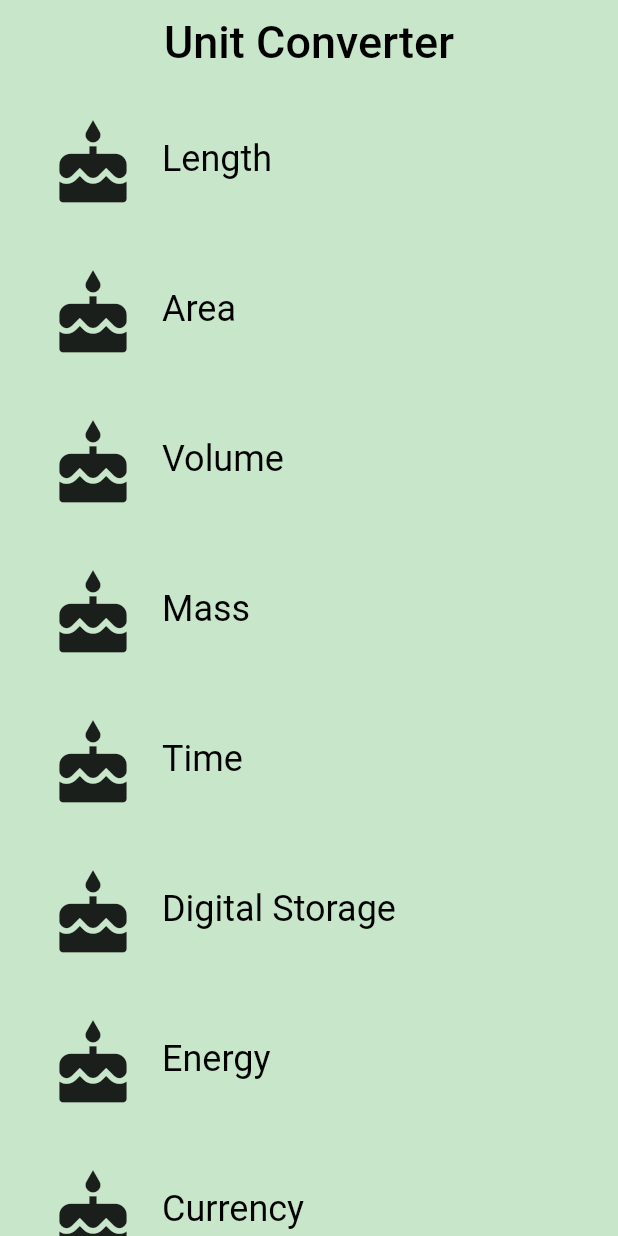
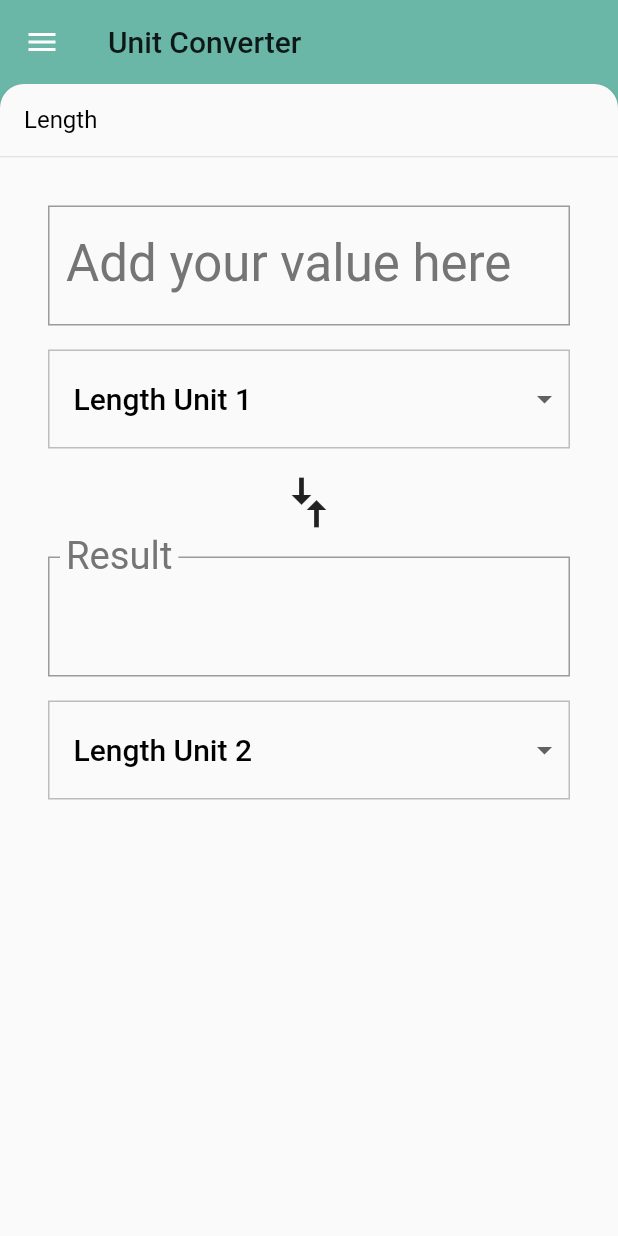
Before and after one commit to blandygbc/unit_converter_app_udacity, a Flutter app: the screen it shows after launch, on a phone screen of 412 x 824 dp. Run offline on Flutter 3.47's test engine with Material 2 defaults, Android fonts, the phone set to English and light mode, and no system bars.

Commit message:
Finished task 07

```diff
--- a/lib/models/category.dart
+++ b/lib/models/category.dart
@@ -1,11 +1,7 @@
 import 'package:flutter/material.dart';
 import 'package:unit_converter_app_udacity/models/unit.dart';
-import 'package:unit_converter_app_udacity/views/converter_screen.dart';
 
-class Category extends StatelessWidget {
-  static const _rowHeight = 100.0;
-  static const _iconSize = 60.0;
-  final _borderRadius = BorderRadius.circular(_rowHeight / 2);
+class Category {
   final IconData categoryIcon;
   final ColorSwatch categoryColor;
   final String categoryName;
@@ -17,65 +13,5 @@ class Category extends StatelessWidget {
     required this.categoryColor,
     required this.categoryName,
     required this.unitList,
-  }) : super(key: key);
-
-  /// Navigates to the [ConverterRoute].
-  void _navigateToConverter(BuildContext context) {
-    Navigator.of(context).push(MaterialPageRoute<void>(
-      builder: (BuildContext context) {
-        return Scaffold(
-          appBar: AppBar(
-            title: Text(
-              categoryName,
-              style: Theme.of(context).textTheme.headline4,
-            ),
-            centerTitle: true,
-            backgroundColor: categoryColor,
-          ),
-          resizeToAvoidBottomInset: false,
-          body: ConverterScreen(
-            color: categoryColor,
-            units: unitList,
-          ),
-        );
-      },
-    ));
-  }
-
-  @override
-  Widget build(BuildContext context) {
-    return Material(
-      color: Colors.transparent,
-      child: SizedBox(
-        height: _rowHeight,
-        child: InkWell(
-          borderRadius: _borderRadius,
-          highlightColor: categoryColor['highlight'],
-          splashColor: categoryColor['splashColor'],
-          onTap: () => _navigateToConverter(context),
-          child: Padding(
-            padding: const EdgeInsets.all(8.0),
-            child: Row(
-              crossAxisAlignment: CrossAxisAlignment.stretch,
-              children: [
-                Padding(
-                  padding: const EdgeInsets.all(16.0),
-                  child: Icon(
-                    categoryIcon,
-                    size: _iconSize,
-                  ),
-                ),
-                Center(
-                    child: Text(
-                  categoryName,
-                  textAlign: TextAlign.center,
-                  style: Theme.of(context).textTheme.headline5,
-                )),
-              ],
-            ),
-          ),
-        ),
-      ),
-    );
-  }
+  });
 }
--- /dev/null
+++ b/lib/views/backdrop.dart
@@ -0,0 +1,263 @@
+import 'dart:math' as math;
+
+import 'package:flutter/material.dart';
+import 'package:unit_converter_app_udacity/models/category.dart';
+
+const double _kFlingVelocity = 2.0;
+
+class _BackdropPanel extends StatelessWidget {
+  const _BackdropPanel({
+    Key? key,
+    this.onTap,
+    this.onVerticalDragUpdate,
+    this.onVerticalDragEnd,
+    this.title,
+    this.child,
+  }) : super(key: key);
+
+  final VoidCallback? onTap;
+  final GestureDragUpdateCallback? onVerticalDragUpdate;
+  final GestureDragEndCallback? onVerticalDragEnd;
+  final Widget? title;
+  final Widget? child;
+
+  @override
+  Widget build(BuildContext context) {
+    return Material(
+      elevation: 2.0,
+      borderRadius: const BorderRadius.only(
+        topLeft: Radius.circular(16.0),
+        topRight: Radius.circular(16.0),
+      ),
+      child: Column(
+        crossAxisAlignment: CrossAxisAlignment.stretch,
+        children: <Widget>[
+          GestureDetector(
+            behavior: HitTestBehavior.opaque,
+            onVerticalDragUpdate: onVerticalDragUpdate,
+            onVerticalDragEnd: onVerticalDragEnd,
+            onTap: onTap,
+            child: Container(
+              height: 48.0,
+              padding: const EdgeInsetsDirectional.only(start: 16.0),
+              alignment: AlignmentDirectional.centerStart,
+              child: DefaultTextStyle(
+                style: Theme.of(context).textTheme.subtitle1!,
+                child: title!,
+              ),
+            ),
+          ),
+          const Divider(
+            height: 1.0,
+          ),
+          Expanded(
+            child: child!,
+          ),
+        ],
+      ),
+    );
+  }
+}
+
+class _BackdropTitle extends AnimatedWidget {
+  final Widget? frontTitle;
+  final Widget? backTitle;
+
+  const _BackdropTitle({
+    Key? key,
+    required Listenable listenable,
+    this.frontTitle,
+    this.backTitle,
+  }) : super(key: key, listenable: listenable);
+
+  @override
+  Widget build(BuildContext context) {
+    final Animation<double> animation = listenable as Animation<double>;
+    return DefaultTextStyle(
+      style: Theme.of(context).primaryTextTheme.headline6!,
+      softWrap: false,
+      overflow: TextOverflow.ellipsis,
+      // Here, we do a custom cross fade between backTitle and frontTitle.
+      // This makes a smooth animation between the two texts.
+      child: Stack(
+        children: <Widget>[
+          Opacity(
+            opacity: CurvedAnimation(
+              parent: ReverseAnimation(animation),
+              curve: const Interval(0.5, 1.0),
+            ).value,
+            child: backTitle,
+          ),
+          Opacity(
+            opacity: CurvedAnimation(
+              parent: animation,
+              curve: const Interval(0.5, 1.0),
+            ).value,
+            child: frontTitle,
+          ),
+        ],
+      ),
+    );
+  }
+}
+
+class Backdrop extends StatefulWidget {
+  final Category currentCategory;
+  final Widget frontPanel;
+  final Widget backPanel;
+  final Widget frontTitle;
+  final Widget backTitle;
+
+  const Backdrop({
+    required this.currentCategory,
+    required this.frontPanel,
+    required this.backPanel,
+    required this.frontTitle,
+    required this.backTitle,
+    Key? key,
+  }) : super(key: key);
+
+  @override
+  _BackdropState createState() => _BackdropState();
+}
+
+class _BackdropState extends State<Backdrop>
+    with SingleTickerProviderStateMixin {
+  final GlobalKey _backdropKey = GlobalKey(debugLabel: 'Backdrop');
+  late AnimationController _controller;
+
+  @override
+  void initState() {
+    super.initState();
+    _controller = AnimationController(
+      duration: const Duration(milliseconds: 300),
+      value: 1.0,
+      vsync: this,
+    );
+  }
+
+  @override
+  void didUpdateWidget(Backdrop old) {
+    super.didUpdateWidget(old);
+    if (widget.currentCategory != old.currentCategory) {
+      setState(() {
+        _controller.fling(
+            velocity:
+                _backdropPanelVisible ? -_kFlingVelocity : _kFlingVelocity);
+      });
+    } else if (!_backdropPanelVisible) {
+      setState(() {
+        _controller.fling(velocity: _kFlingVelocity);
+      });
+    }
+  }
+
+  @override
+  void dispose() {
+    _controller.dispose();
+    super.dispose();
+  }
+
+  bool get _backdropPanelVisible {
+    final AnimationStatus status = _controller.status;
+    return status == AnimationStatus.completed ||
+        status == AnimationStatus.forward;
+  }
+
+  void _toggleBackdropPanelVisibility() {
+    FocusScope.of(context).requestFocus(FocusNode());
+    _controller.fling(
+        velocity: _backdropPanelVisible ? -_kFlingVelocity : _kFlingVelocity);
+  }
+
+  double get _backdropHeight {
+    final RenderBox renderBox =
+        _backdropKey.currentContext!.findRenderObject() as RenderBox;
+    return renderBox.size.height;
+  }
+
+  // By design: the panel can only be opened with a swipe. To close the panel
+  // the user must either tap its heading or the backdrop's menu icon.
+
+  void _handleDragUpdate(DragUpdateDetails details) {
+    if (_controller.isAnimating ||
+        _controller.status == AnimationStatus.completed) return;
+
+    _controller.value -= details.primaryDelta! / _backdropHeight;
+  }
+
+  void _handleDragEnd(DragEndDetails details) {
+    if (_controller.isAnimating ||
+        _controller.status == AnimationStatus.completed) return;
+
+    final double flingVelocity =
+        details.velocity.pixelsPerSecond.dy / _backdropHeight;
+    if (flingVelocity < 0.0) {
+      _controller.fling(velocity: math.max(_kFlingVelocity, -flingVelocity));
+    } else if (flingVelocity > 0.0) {
+      _controller.fling(velocity: math.min(-_kFlingVelocity, -flingVelocity));
+    } else {
+      _controller.fling(
+          velocity:
+              _controller.value < 0.5 ? -_kFlingVelocity : _kFlingVelocity);
+    }
+  }
+
+  Widget _buildStack(BuildContext context, BoxConstraints constraints) {
+    const double panelTitleHeight = 48.0;
+    final Size panelSize = constraints.biggest;
+    final double panelTop = panelSize.height - panelTitleHeight;
+
+    Animation<RelativeRect> panelAnimation = RelativeRectTween(
+      begin: RelativeRect.fromLTRB(
+          0.0, panelTop, 0.0, panelTop - panelSize.height),
+      end: const RelativeRect.fromLTRB(0.0, 0.0, 0.0, 0.0),
+    ).animate(_controller.view);
+
+    return Container(
+      key: _backdropKey,
+      color: widget.currentCategory.categoryColor,
+      child: Stack(
+        children: <Widget>[
+          widget.backPanel,
+          PositionedTransition(
+            rect: panelAnimation,
+            child: _BackdropPanel(
+              onTap: _toggleBackdropPanelVisibility,
+              onVerticalDragUpdate: _handleDragUpdate,
+              onVerticalDragEnd: _handleDragEnd,
+              title: Text(widget.currentCategory.categoryName),
+              child: widget.frontPanel,
+            ),
+          ),
+        ],
+      ),
+    );
+  }
+
+  @override
+  Widget build(BuildContext context) {
+    return Scaffold(
+      appBar: AppBar(
+        backgroundColor: widget.currentCategory.categoryColor,
+        elevation: 0.0,
+        leading: IconButton(
+          onPressed: _toggleBackdropPanelVisibility,
+          icon: AnimatedIcon(
+            icon: AnimatedIcons.close_menu,
+            progress: _controller.view,
+          ),
+        ),
+        title: _BackdropTitle(
+          listenable: _controller.view,
+          frontTitle: widget.frontTitle,
+          backTitle: widget.backTitle,
+        ),
+      ),
+      body: LayoutBuilder(
+        builder: _buildStack,
+      ),
+      resizeToAvoidBottomInset: false,
+    );
+  }
+}
--- a/lib/views/category_screen.dart
+++ b/lib/views/category_screen.dart
@@ -1,6 +1,9 @@
 import 'package:flutter/material.dart';
 import 'package:unit_converter_app_udacity/models/category.dart';
 import 'package:unit_converter_app_udacity/models/unit.dart';
+import 'package:unit_converter_app_udacity/views/backdrop.dart';
+import 'package:unit_converter_app_udacity/views/unit_converter_screen.dart';
+import 'package:unit_converter_app_udacity/widgets/category_tile.dart';
 
 final _backgroundColor = Colors.green.shade100;
 
@@ -12,6 +15,8 @@ class CategoryScreen extends StatefulWidget {
 }
 
 class _CategoryScreenState extends State<CategoryScreen> {
+  Category? _defaultCategory;
+  Category? _currentCategory;
   final _categories = <Category>[];
 
   static const _categoryNames = <String>[
@@ -65,28 +70,35 @@ class _CategoryScreenState extends State<CategoryScreen> {
   void initState() {
     super.initState();
     for (var i = 0; i < _categoryNames.length; i++) {
-      _categories.add(Category(
+      var category = Category(
         categoryName: _categoryNames[i],
         categoryColor: _baseColors[i],
         categoryIcon: Icons.cake,
         unitList: _retrieveUnitList(_categoryNames[i]),
-      ));
+      );
+      if (i == 0) {
+        _defaultCategory = category;
+      }
+      _categories.add(category);
     }
   }
 
-  Widget _buildCategoryWidgets(bool portrait) {
-    if (portrait) {
-      return ListView.builder(
-        itemCount: _categories.length,
-        itemBuilder: (BuildContext context, int index) => _categories[index],
-      );
-    } else {
-      return GridView.count(
-        crossAxisCount: 2,
-        childAspectRatio: 3.0,
-        children: _categories,
-      );
-    }
+  void _onCategoryTap(Category category) {
+    setState(() {
+      _currentCategory = category;
+    });
+  }
+
+  Widget _buildCategoryWidgets() {
+    return ListView.builder(
+      itemCount: _categories.length,
+      itemBuilder: (BuildContext context, int index) {
+        return CategoryTile(
+          category: _categories[index],
+          onTap: _onCategoryTap,
+        );
+      },
+    );
   }
 
   /// Returns a list of mock [Unit]s.
@@ -102,28 +114,23 @@ class _CategoryScreenState extends State<CategoryScreen> {
 
   @override
   Widget build(BuildContext context) {
-    final listView = Container(
-      color: _backgroundColor,
-      padding: const EdgeInsets.symmetric(horizontal: 8),
-      child: _buildCategoryWidgets(true),
+    final listView = Padding(
+      padding: const EdgeInsets.only(
+        left: 8.0,
+        right: 8.0,
+        bottom: 48.0,
+      ),
+      child: _buildCategoryWidgets(),
     );
 
-    final appBar = AppBar(
-      elevation: 0,
-      title: const Text(
-        "Unit Converter",
-        style: TextStyle(
-          color: Colors.black,
-          fontSize: 30,
-        ),
-      ),
-      centerTitle: true,
-      backgroundColor: _backgroundColor,
-    );
-
-    return Scaffold(
-      appBar: appBar,
-      body: listView,
+    return Backdrop(
+      currentCategory: _currentCategory ?? _defaultCategory!,
+      frontPanel: _currentCategory == null
+          ? UnitConverterScreen(category: _defaultCategory!)
+          : UnitConverterScreen(category: _currentCategory!),
+      backPanel: listView,
+      frontTitle: const Text('Unit Converter'),
+      backTitle: const Text('Select a Category'),
     );
   }
 }
--- a/lib/views/converter_screen.dart
+++ b/lib/views/unit_converter_screen.dart
@@ -1,21 +1,20 @@
 import 'package:flutter/material.dart';
+import 'package:unit_converter_app_udacity/models/category.dart';
 import 'package:unit_converter_app_udacity/models/unit.dart';
 
-class ConverterScreen extends StatefulWidget {
-  final List<Unit> units;
-  final Color color;
+class UnitConverterScreen extends StatefulWidget {
+  final Category category;
 
-  const ConverterScreen({
-    required this.units,
-    required this.color,
+  const UnitConverterScreen({
     Key? key,
+    required this.category,
   }) : super(key: key);
 
   @override
-  State<ConverterScreen> createState() => _ConverterScreenState();
+  State<UnitConverterScreen> createState() => _UnitConverterScreenState();
 }
 
-class _ConverterScreenState extends State<ConverterScreen> {
+class _UnitConverterScreenState extends State<UnitConverterScreen> {
   Unit? _fromValue;
   Unit? _toValue;
   double? _inputValue;
@@ -32,10 +31,18 @@ class _ConverterScreenState extends State<ConverterScreen> {
     _setDefaults();
   }
 
-  /// Creates fresh list of [DropdownMenuItem] widgets, given a list of [Unit]s.
+  @override
+  void didUpdateWidget(UnitConverterScreen old) {
+    super.didUpdateWidget(old);
+    if (old.category != widget.category) {
+      _createDropdownMenuItems();
+      _setDefaults();
+    }
+  }
+
   void _createDropdownMenuItems() {
     List<DropdownMenuItem> newItems = <DropdownMenuItem>[];
-    for (Unit unit in widget.units) {
+    for (Unit unit in widget.category.unitList) {
       newItems.add(DropdownMenuItem(
         value: unit.name,
         child: Text(
@@ -49,15 +56,13 @@ class _ConverterScreenState extends State<ConverterScreen> {
     });
   }
 
-  /// Sets the default values for the 'from' and 'to' [Dropdown]s.
   void _setDefaults() {
     setState(() {
-      _fromValue = widget.units[0];
-      _toValue = widget.units[1];
+      _fromValue = widget.category.unitList[0];
+      _toValue = widget.category.unitList[1];
     });
   }
 
-  /// Clean up conversion; trim trailing zeros, e.g. 5.500 -> 5.5, 10.0 -> 10
   String _format(double conversion) {
     var outputNum = conversion.toStringAsPrecision(7);
     if (outputNum.contains('.') && outputNum.endsWith('0')) {
@@ -85,8 +90,6 @@ class _ConverterScreenState extends State<ConverterScreen> {
       if (input.isEmpty) {
         _convertedValue = '';
       } else {
-        // Even though we are using the numerical keyboard, we still have to check
-        // for non-numerical input such as '5..0' or '6 -3'
         try {
           final inputDouble = double.parse(input);
           _showValidationError = false;
@@ -101,7 +104,7 @@ class _ConverterScreenState extends State<ConverterScreen> {
   }
 
   Unit? _getUnit(String? unitName) {
-    return widget.units.firstWhere(
+    return widget.category.unitList.firstWhere(
       (Unit unit) => unit.name == unitName,
     );
   }
@@ -167,7 +170,7 @@ class _ConverterScreenState extends State<ConverterScreen> {
             decoration: InputDecoration(
               labelStyle: Theme.of(context).textTheme.headline4,
               errorText: _showValidationError ? 'Invalid number entered' : null,
-              labelText: 'Add your value',
+              labelText: 'Add your value here',
               border: OutlineInputBorder(
                 borderRadius: BorderRadius.circular(0.0),
               ),
@@ -195,7 +198,7 @@ class _ConverterScreenState extends State<ConverterScreen> {
         children: [
           InputDecorator(
             decoration: InputDecoration(
-              labelText: 'Output',
+              labelText: 'Result',
               labelStyle: Theme.of(context).textTheme.headline4,
               border: OutlineInputBorder(
                 borderRadius: BorderRadius.circular(0.0),
--- /dev/null
+++ b/lib/widgets/category_tile.dart
@@ -0,0 +1,55 @@
+import 'package:flutter/material.dart';
+import 'package:unit_converter_app_udacity/models/category.dart';
+
+const _rowHeight = 100.0;
+final _borderRadius = BorderRadius.circular(_rowHeight / 2);
+const _iconSize = 60.0;
+
+class CategoryTile extends StatelessWidget {
+  final Category category;
+  final ValueChanged<Category> onTap;
+
+  const CategoryTile({
+    Key? key,
+    required this.category,
+    required this.onTap,
+  }) : super(key: key);
+
+  @override
+  Widget build(BuildContext context) {
+    return Material(
+      color: Colors.transparent,
+      child: SizedBox(
+        height: _rowHeight,
+        child: InkWell(
+          borderRadius: _borderRadius,
+          highlightColor: category.categoryColor['highlight'],
+          splashColor: category.categoryColor['splash'],
+          onTap: () => onTap(category),
+          child: Padding(
+            padding: const EdgeInsets.all(8.0),
+            child: Row(
+              crossAxisAlignment: CrossAxisAlignment.stretch,
+              children: [
+                Padding(
+                  padding: const EdgeInsets.all(16.0),
+                  child: Icon(
+                    category.categoryIcon,
+                    size: _iconSize,
+                  ),
+                ),
+                Center(
+                  child: Text(
+                    category.categoryName,
+                    textAlign: TextAlign.center,
+                    style: Theme.of(context).textTheme.headline5,
+                  ),
+                ),
+              ],
+            ),
+          ),
+        ),
+      ),
+    );
+  }
+}
```
